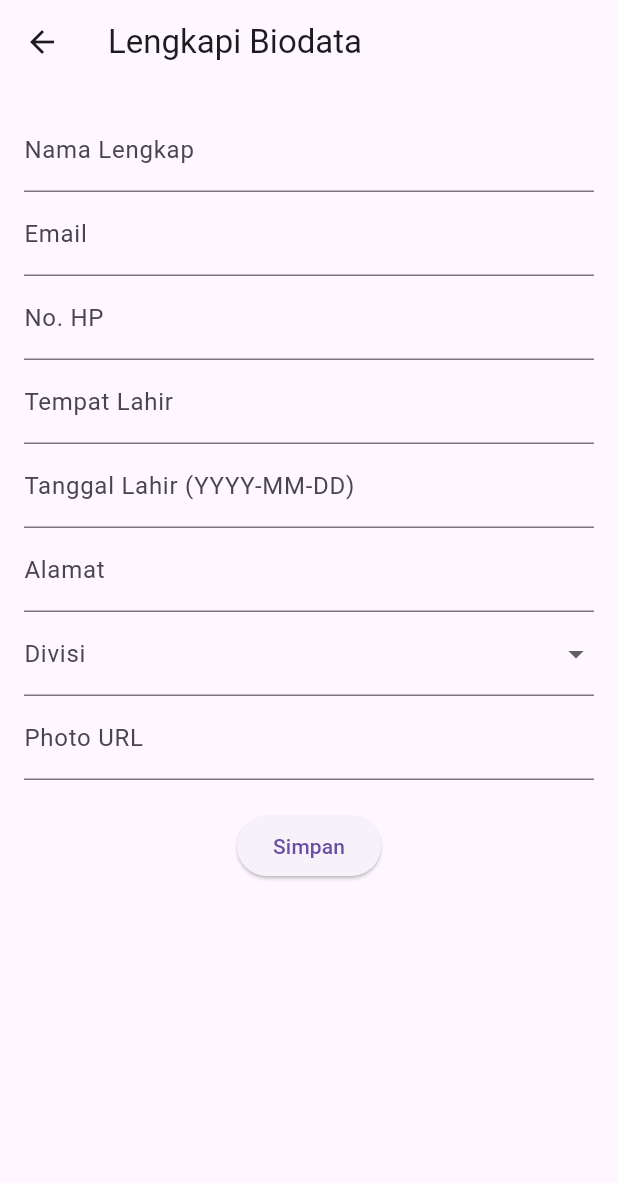
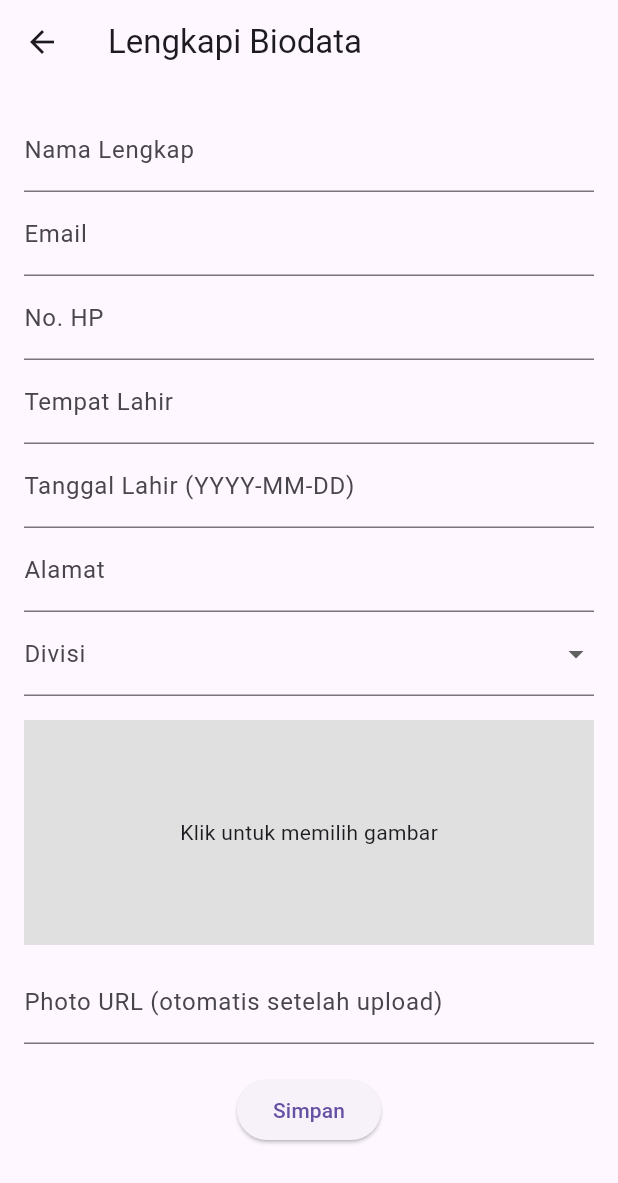
Before and after one commit to dadayan1234/opn_app, a Flutter app: the BiodataFormScreen screen opened by its route, on a phone screen of 412 x 824 dp. Shown: the top 1183 px of the screen. Run offline on Flutter 3.47's test engine with Material 3 defaults, Android fonts, the phone set to English and light mode, and no system bars; our stand-ins replace image_picker, shared_preferences; accounts and stored records are empty.

Commit message:
Add image picker functionality and update AndroidManifest for external storage permissions

```diff
--- a/lib/screens/biodata_screen.dart
+++ b/lib/screens/biodata_screen.dart
@@ -1,8 +1,9 @@
-// biodata_form_screen.dart
 import 'dart:convert';
+import 'dart:io';
 import 'package:flutter/material.dart';
 import 'package:shared_preferences/shared_preferences.dart';
 import 'package:http/http.dart' as http;
+import 'package:image_picker/image_picker.dart';
 
 class BiodataFormScreen extends StatefulWidget {
   const BiodataFormScreen({super.key});
@@ -21,6 +22,65 @@ class _BiodataFormScreenState extends State<BiodataFormScreen> {
   final _alamatController = TextEditingController();
   final _fotoController = TextEditingController();
   String? _divisi;
+
+  File? _selectedImage;
+
+  Future<void> _pickImage() async {
+    final picker = ImagePicker();
+    final image = await picker.pickImage(source: ImageSource.gallery);
+
+    if (image == null) return;
+
+    setState(() {
+      _selectedImage = File(image.path);
+    });
+
+    await _uploadImage(_selectedImage!);
+  }
+
+  Future<void> _uploadImage(File imageFile) async {
+    final prefs = await SharedPreferences.getInstance();
+    final token = prefs.getString('access_token');
+
+    final userInfo = await _getUserInfo(token!);
+    final userId = userInfo?['id'];
+
+    final request = http.MultipartRequest(
+      'POST',
+      Uri.parse('https://beopn.mysesa.site/api/v1/uploads/users/$userId/photo'),
+    );
+    request.headers['Authorization'] = 'Bearer $token';
+    request.headers['accept'] = 'application/json';
+
+    request.files.add(
+      await http.MultipartFile.fromPath('file', imageFile.path),
+    );
+
+    final streamedResponse = await request.send();
+    final response = await http.Response.fromStream(streamedResponse);
+
+    if (response.statusCode == 200) {
+      final data = jsonDecode(response.body);
+      _fotoController.text = data['url']; // asumsikan `url` ada di response
+    } else {
+      ScaffoldMessenger.of(
+        context,
+      ).showSnackBar(const SnackBar(content: Text('Upload gambar gagal')));
+    }
+  }
+
+  Future<Map<String, dynamic>?> _getUserInfo(String token) async {
+    final response = await http.get(
+      Uri.parse('https://beopn.mysesa.site/api/v1/members/me'),
+      headers: {'accept': 'application/json', 'Authorization': 'Bearer $token'},
+    );
+
+    if (response.statusCode == 200) {
+      final data = json.decode(response.body);
+      return data;
+    }
+    return null;
+  }
 
   Future<void> _submitBiodata() async {
     final prefs = await SharedPreferences.getInstance();
@@ -56,6 +116,19 @@ class _BiodataFormScreenState extends State<BiodataFormScreen> {
     }
   }
 
+  Future<void> _selectDate() async {
+    DateTime? picked = await showDatePicker(
+      context: context,
+      initialDate: DateTime(2000),
+      firstDate: DateTime(1900),
+      lastDate: DateTime.now(),
+    );
+
+    if (picked != null) {
+      _tglLahirController.text = picked.toIso8601String().split('T')[0];
+    }
+  }
+
   @override
   Widget build(BuildContext context) {
     return Scaffold(
@@ -82,10 +155,15 @@ class _BiodataFormScreenState extends State<BiodataFormScreen> {
                 controller: _tempatLahirController,
                 decoration: const InputDecoration(labelText: 'Tempat Lahir'),
               ),
-              TextFormField(
-                controller: _tglLahirController,
-                decoration: const InputDecoration(
-                  labelText: 'Tanggal Lahir (YYYY-MM-DD)',
+              GestureDetector(
+                onTap: _selectDate,
+                child: AbsorbPointer(
+                  child: TextFormField(
+                    controller: _tglLahirController,
+                    decoration: const InputDecoration(
+                      labelText: 'Tanggal Lahir (YYYY-MM-DD)',
+                    ),
+                  ),
                 ),
               ),
               TextFormField(
@@ -95,33 +173,46 @@ class _BiodataFormScreenState extends State<BiodataFormScreen> {
               DropdownButtonFormField<String>(
                 value: _divisi,
                 items: const [
+                  DropdownMenuItem(value: 'agama', child: Text('Divisi Agama')),
                   DropdownMenuItem(
-                    value: 'divisi agama',
-                    child: Text('Divisi Agama'),
-                  ),
-                  DropdownMenuItem(
-                    value: 'divisi sosial',
+                    value: 'sosial',
                     child: Text('Divisi Sosial'),
                   ),
                   DropdownMenuItem(
-                    value: 'divisi lingkungan',
+                    value: 'lingkungan',
                     child: Text('Divisi Lingkungan'),
                   ),
                   DropdownMenuItem(
-                    value: 'divisi perlengkapan',
+                    value: 'perlengkapan',
                     child: Text('Divisi Perlengkapan'),
                   ),
-                  DropdownMenuItem(
-                    value: 'divisi media',
-                    child: Text('Divisi Media'),
-                  ),
+                  DropdownMenuItem(value: 'media', child: Text('Divisi Media')),
                 ],
                 onChanged: (val) => setState(() => _divisi = val),
                 decoration: const InputDecoration(labelText: 'Divisi'),
               ),
+              const SizedBox(height: 16),
+              GestureDetector(
+                onTap: _pickImage,
+                child:
+                    _selectedImage == null
+                        ? Container(
+                          height: 150,
+                          width: double.infinity,
+                          color: Colors.grey[300],
+                          child: const Center(
+                            child: Text("Klik untuk memilih gambar"),
+                          ),
+                        )
+                        : Image.file(_selectedImage!, height: 150),
+              ),
+              const SizedBox(height: 10),
               TextFormField(
                 controller: _fotoController,
-                decoration: const InputDecoration(labelText: 'Photo URL'),
+                decoration: const InputDecoration(
+                  labelText: 'Photo URL (otomatis setelah upload)',
+                ),
+                readOnly: true,
               ),
               const SizedBox(height: 20),
               ElevatedButton(
--- a/lib/screens/register_screen.dart
+++ b/lib/screens/register_screen.dart
@@ -1,6 +1,5 @@
 import 'package:flutter/material.dart';
 import '../services/auth_service.dart';
-import 'login_screen.dart';
 
 class RegisterScreen extends StatefulWidget {
   const RegisterScreen({super.key});
--- a/pubspec.yaml
+++ b/pubspec.yaml
@@ -36,6 +36,7 @@ dependencies:
   # Use with the CupertinoIcons class for iOS style icons.
   cupertino_icons: ^1.0.8
   http: ^1.3.0
+  image_picker: ^1.0.4
 
 dev_dependencies:
   flutter_test:
```
Also changed, not shown: pubspec.lock, 1 other file.
